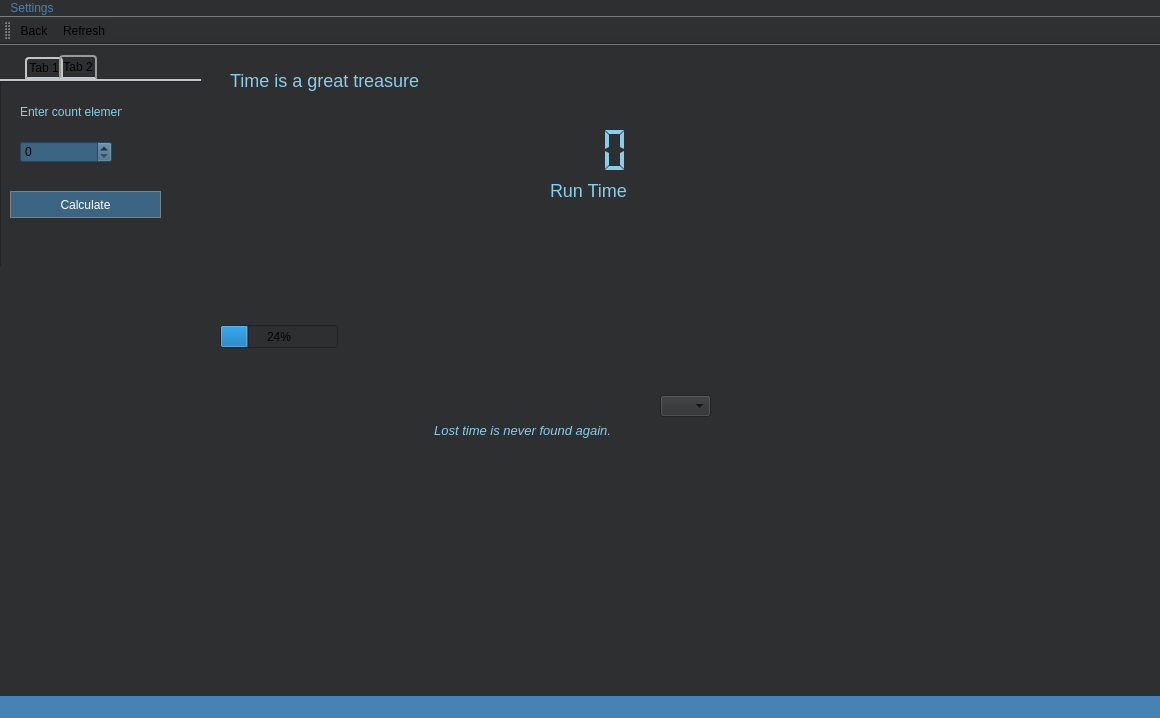
First picture: the form in time_calculate.ui, repository Sapfir0/QT_PROJECT, before the edit.
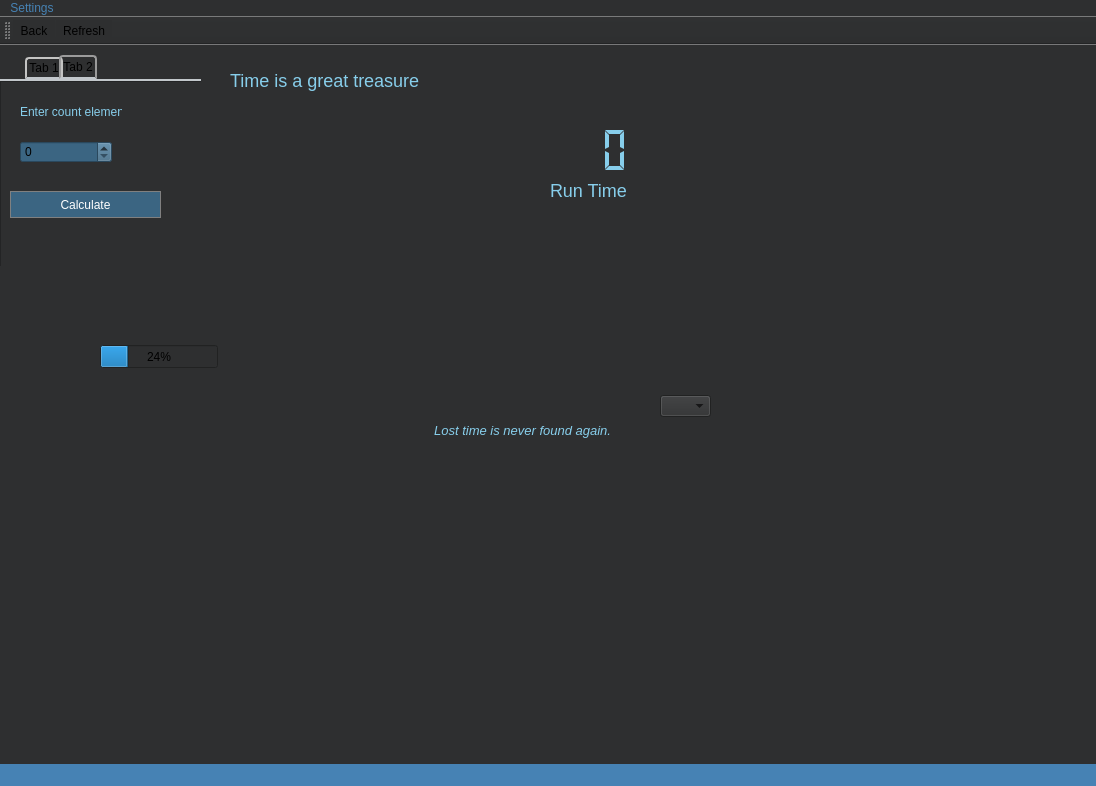
Second picture: the form after the edit. Icons and pictures are not drawn.

Patch:
```diff
--- a/time_calculate.ui
+++ b/time_calculate.ui
@@ -6,8 +6,8 @@
    <rect>
     <x>0</x>
     <y>0</y>
-    <width>1160</width>
-    <height>718</height>
+    <width>1096</width>
+    <height>786</height>
    </rect>
   </property>
   <property name="windowTitle">
@@ -559,30 +559,15 @@
    <widget class="QProgressBar" name="progressBar_2">
     <property name="geometry">
      <rect>
-      <x>220</x>
-      <y>280</y>
+      <x>100</x>
+      <y>300</y>
       <width>118</width>
       <height>23</height>
      </rect>
     </property>
-    <property name="focusPolicy">
-     <enum>Qt::NoFocus</enum>
-    </property>
-    <property name="contextMenuPolicy">
-     <enum>Qt::CustomContextMenu</enum>
-    </property>
-    <property name="layoutDirection">
-     <enum>Qt::LeftToRight</enum>
-    </property>
-    <property name="autoFillBackground">
-     <bool>false</bool>
-    </property>
     <property name="value">
      <number>24</number>
     </property>
-    <property name="textDirection">
-     <enum>QProgressBar::BottomToTop</enum>
-    </property>
    </widget>
   </widget>
   <widget class="QMenuBar" name="menubar">
@@ -590,7 +575,7 @@
     <rect>
      <x>0</x>
      <y>0</y>
-     <width>1160</width>
+     <width>1096</width>
      <height>17</height>
     </rect>
    </property>
```
